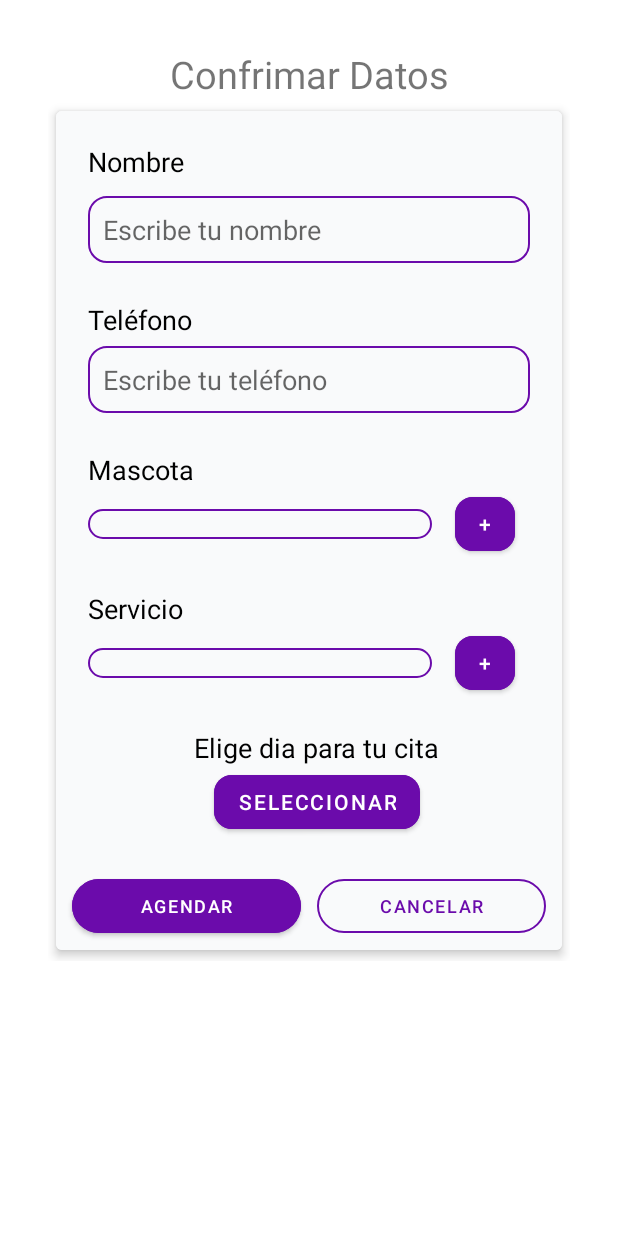
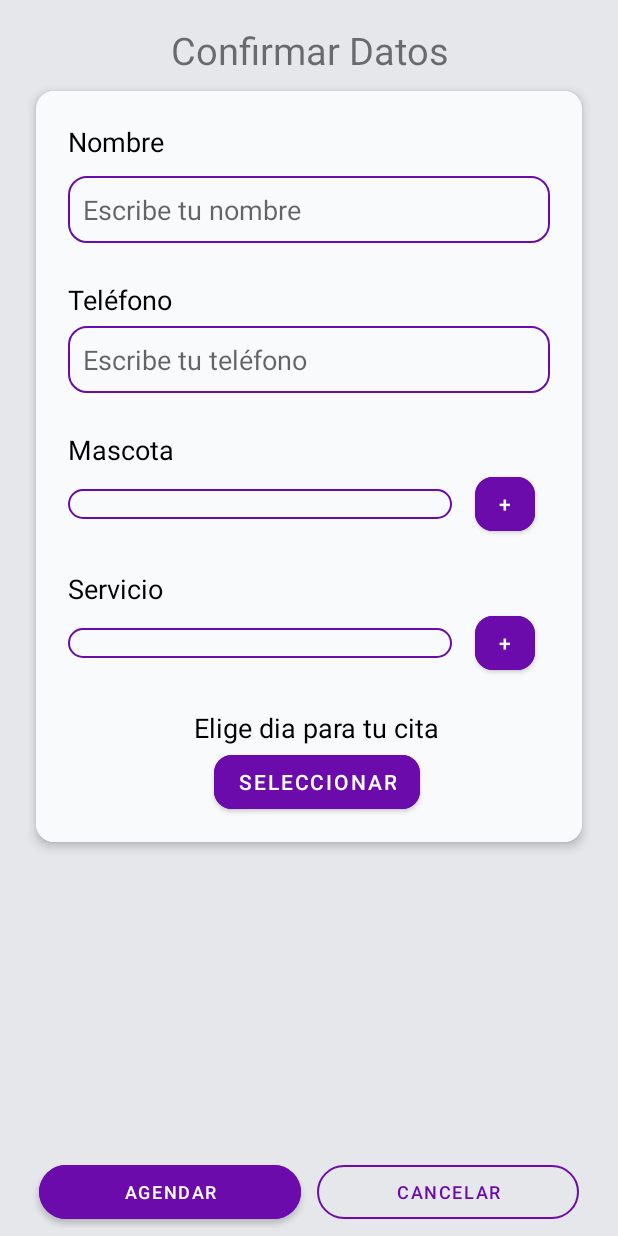
Before and after one commit to VISOSO2403/Estetica-Canina, an Android app: the AgendarActivity screen opened directly, with no data from a screen before it, on a phone screen of 412 x 824 dp. Run offline under Robolectric (Android 15) with nearby library versions, the phone set to English and light mode, and no system bars.

Commit message:
modificacion de diseños

```diff
--- a/app/src/main/AndroidManifest.xml
+++ b/app/src/main/AndroidManifest.xml
@@ -14,6 +14,7 @@
         tools:targetApi="31">
         <activity
             android:name=".AgendarActivity"
+            android:screenOrientation="portrait"
             android:exported="false">
             <meta-data
                 android:name="android.app.lib_name"
--- a/app/src/main/java/com/example/esteticacanina/AgendarActivity.java
+++ b/app/src/main/java/com/example/esteticacanina/AgendarActivity.java
@@ -31,7 +31,7 @@ public class AgendarActivity extends AppCompatActivity implements View.OnClickLi
                 i = new Intent(AgendarActivity.this, MenuActivity.class);
                 startActivity(i);
                 finish();
-                Toast.makeText(AgendarActivity.this, "Poceso cancelado", Toast.LENGTH_LONG).show();
+                Toast.makeText(AgendarActivity.this, "Proceso cancelado", Toast.LENGTH_LONG).show();
                 break;
         }
     }
--- a/app/src/main/java/com/example/esteticacanina/MainActivity.java
+++ b/app/src/main/java/com/example/esteticacanina/MainActivity.java
@@ -33,7 +33,7 @@ public class MainActivity extends AppCompatActivity {
         new Handler().postDelayed(new Runnable() {
             @Override
             public void run() {
-                Intent i = new Intent(MainActivity.this, MenuActivity.class);
+                Intent i = new Intent(MainActivity.this, LoginActivity.class);
                 startActivity(i);
                 finish();
             }
--- a/app/src/main/res/layout/activity_agendar.xml
+++ b/app/src/main/res/layout/activity_agendar.xml
@@ -4,18 +4,18 @@
     xmlns:tools="http://schemas.android.com/tools"
     android:layout_width="match_parent"
     android:layout_height="match_parent"
+    android:background="@color/fondo"
     tools:context=".AgendarActivity">
 
     <ScrollView
         android:layout_width="match_parent"
-        android:layout_height="match_parent"
+        android:layout_height="wrap_content"
+        android:id="@id/scrollView"
         android:padding="16dp">
 
         <RelativeLayout
-            android:id="@id/contenedor"
             android:layout_width="match_parent"
-            android:layout_height="match_parent"
-            android:padding="16dp">
+            android:layout_height="match_parent">
 
             <TextView
                 android:id="@+id/title"
@@ -23,12 +23,13 @@
                 android:layout_height="wrap_content"
                 android:gravity="center"
                 android:textSize="25dp"
-                android:text="Confrimar Datos" />
+                android:text="Confirmar Datos" />
 
             <com.google.android.material.card.MaterialCardView
                 android:id="@+id/card"
                 style="@style/AppTheme.CardView"
-                android:layout_below="@+id/title">
+                android:layout_below="@+id/title"
+                app:cardCornerRadius="12dp">
 
                 <RelativeLayout
                     android:id="@+id/linearLayoutCardContent"
@@ -55,18 +56,18 @@
                                 android:layout_height="wrap_content"
                                 android:layout_margin="5dp"
                                 android:gravity="center_vertical"
+                                android:text="Nombre"
                                 android:textColor="@color/black"
-                                android:text="Nombre"
-                                android:textSize="18dp"/>
+                                android:textSize="18dp" />
 
                             <EditText
                                 android:id="@+id/txtNom"
                                 android:layout_width="match_parent"
                                 android:layout_height="wrap_content"
                                 android:layout_margin="5dp"
-                                android:textColor="@color/morado"
                                 android:background="@drawable/stylo_border_edittex"
-                                android:hint="Escribe tu nombre"/>
+                                android:hint="Escribe tu nombre"
+                                android:textColor="@color/morado" />
 
                             <TextView
                                 android:id="@+id/tvTel"
@@ -76,18 +77,18 @@
                                 android:layout_marginLeft="5dp"
                                 android:layout_marginTop="20dp"
                                 android:gravity="center_vertical"
+                                android:text="Teléfono"
                                 android:textColor="@color/black"
-                                android:text="Teléfono"
-                                android:textSize="18dp"/>
+                                android:textSize="18dp" />
 
                             <EditText
                                 android:id="@+id/txtTel"
                                 android:layout_width="match_parent"
                                 android:layout_height="wrap_content"
                                 android:layout_margin="5dp"
+                                android:background="@drawable/stylo_border_edittex"
                                 android:hint="Escribe tu teléfono"
-                                android:textColor="@color/morado"
-                                android:background="@drawable/stylo_border_edittex" />
+                                android:textColor="@color/morado" />
 
                             <TextView
                                 android:id="@+id/tvMasc"
@@ -97,8 +98,8 @@
                                 android:layout_marginLeft="5dp"
                                 android:layout_marginTop="20dp"
                                 android:gravity="center_vertical"
+                                android:text="Mascota"
                                 android:textColor="@color/black"
-                                android:text="Mascota"
                                 android:textSize="18dp" />
 
                             <LinearLayout
@@ -121,8 +122,8 @@
                                     android:layout_height="wrap_content"
                                     android:layout_marginHorizontal="15dp"
                                     android:backgroundTint="@color/morado"
-                                    app:cornerRadius="12dp"
-                                    android:text="+"/>
+                                    android:text="+"
+                                    app:cornerRadius="12dp" />
                             </LinearLayout>
 
                             <TextView
@@ -133,9 +134,9 @@
                                 android:layout_marginLeft="5dp"
                                 android:layout_marginTop="20dp"
                                 android:gravity="center_vertical"
+                                android:text="Servicio"
                                 android:textColor="@color/black"
-                                android:text="Servicio"
-                                android:textSize="18dp"/>
+                                android:textSize="18dp" />
 
                             <LinearLayout
                                 android:layout_width="match_parent"
@@ -149,7 +150,7 @@
                                     android:layout_gravity="center_vertical"
                                     android:layout_marginLeft="5dp"
                                     android:layout_weight="30"
-                                    android:background="@drawable/stylo_border_edittex"/>
+                                    android:background="@drawable/stylo_border_edittex" />
 
                                 <Button
                                     android:id="@+id/btnAgrServ"
@@ -157,8 +158,8 @@
                                     android:layout_height="wrap_content"
                                     android:layout_marginHorizontal="15dp"
                                     android:backgroundTint="@color/morado"
-                                    app:cornerRadius="12dp"
-                                    android:text="+"/>
+                                    android:text="+"
+                                    app:cornerRadius="12dp" />
                             </LinearLayout>
 
                             <TextView
@@ -169,9 +170,9 @@
                                 android:layout_marginLeft="5dp"
                                 android:layout_marginTop="20dp"
                                 android:gravity="center_vertical"
+                                android:text="Elige dia para tu cita"
                                 android:textColor="@color/black"
-                                android:text="Elige dia para tu cita"
-                                android:textSize="18dp"/>
+                                android:textSize="18dp" />
 
                             <Button
                                 android:id="@+id/btnSelecDia"
@@ -180,19 +181,29 @@
                                 android:layout_gravity="center"
                                 android:layout_marginLeft="5dp"
                                 android:backgroundTint="@color/morado"
-                                app:cornerRadius="12dp"
-                                android:text="Seleccionar"/>
+                                android:text="Seleccionar"
+                                app:cornerRadius="12dp" />
 
                         </LinearLayout>
 
                     </LinearLayout>
 
+
+                </RelativeLayout>
+
+            </com.google.android.material.card.MaterialCardView>
+
+        </RelativeLayout>
+
+
+    </ScrollView>
     <LinearLayout
         android:layout_width="match_parent"
-                        android:layout_height="wrap_content"
-                        android:layout_below="@+id/contenedor"
-                        android:background="@color/whiterect"
+        android:layout_height="match_parent"
+        android:layout_below="@+id/scrollView"
         android:orientation="horizontal"
+        android:layout_marginHorizontal="15dp"
+        android:gravity="bottom"
         android:padding="5dp">
 
         <Button
@@ -222,11 +233,3 @@
     </LinearLayout>
 
 </RelativeLayout>
-
-            </com.google.android.material.card.MaterialCardView>
-
-        </RelativeLayout>
-
-    </ScrollView>
-
-</RelativeLayout>
--- a/app/src/main/res/layout/fragment_user.xml
+++ b/app/src/main/res/layout/fragment_user.xml
@@ -4,7 +4,8 @@
     android:layout_width="match_parent"
     android:layout_height="match_parent"
     xmlns:app="http://schemas.android.com/apk/res-auto"
-    tools:context=".UserFragment">
+    tools:context=".UserFragment"
+    android:background="@color/fondo">
 
     <!-- TODO: Update blank fragment layout -->
     <RelativeLayout
@@ -22,6 +23,7 @@
                 android:id="@+id/card"
                 style="@style/AppTheme.CardView"
                 android:layout_width="match_parent"
+                app:cardCornerRadius="12dp"
                 android:layout_height="match_parent">
 
                 <RelativeLayout
@@ -36,6 +38,7 @@
                         android:layout_width="match_parent"
                         android:layout_height="wrap_content"
                         android:background="@color/whiterect"
+
                         android:orientation="vertical"
                         android:padding="8dp">
 
@@ -81,6 +84,7 @@
                                 android:layout_gravity="center"
                                 android:gravity="center_vertical"
                                 android:text="Editar perfil"
+                                android:textColor="@color/morado"
                                 app:cornerRadius="24dp"
                                 app:strokeColor="@color/morado" />
 
--- a/app/src/main/res/menu/button_nav_menu.xml
+++ b/app/src/main/res/menu/button_nav_menu.xml
@@ -6,11 +6,11 @@
         android:icon="@drawable/home_icon" />
 
     <item android:id="@+id/mensaje"
-        android:title="Mensaje"
+        android:title="Mensajes"
         android:icon="@drawable/email_icon" />
 
     <item android:id="@+id/calendario"
-        android:title="Calendario"
+        android:title="Agenda"
         android:icon="@drawable/calender_icon" />
 
     <item android:id="@+id/perfil"
```
Also changed, not shown: app/src/main/java/com/example/esteticacanina/ServiciosActivity.java (+4 -4 lines), app/src/main/res/layout/activity_servicios.xml (+44 -13 lines), app/src/main/res/layout/activity_sig_in.xml (+23 -12 lines), app/src/main/res/layout/fragment_calender.xml (+23 -23 lines), app/src/main/res/layout/fragment_home.xml (+1 -9 lines), app/src/main/res/layout/fragment_messages.xml (+26 -18 lines). Lines whose indentation alone changed are shown as unchanged.
